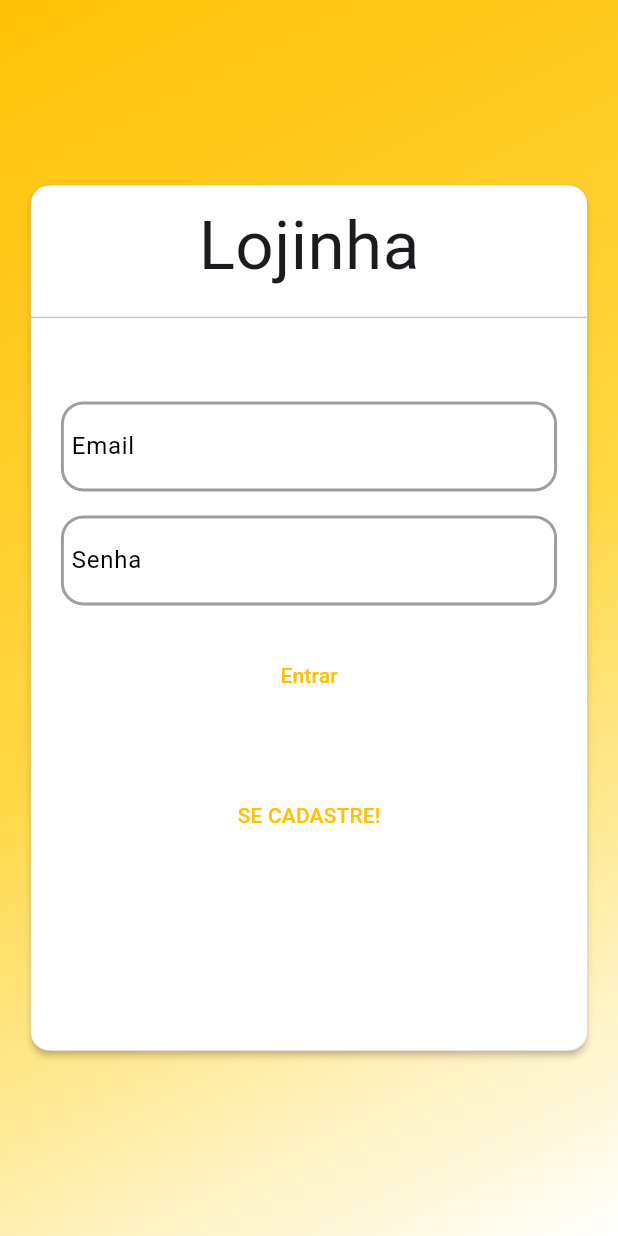
After one commit to RiqAnas/App-Produtos-Estados, a Flutter app: the Authpage screen opened directly, on a phone screen of 412 x 824 dp. The commit adds this screen. Run offline on Flutter 3.47's test engine with Material 3 defaults, Android fonts, the phone set to English and light mode, and no system bars; our stand-ins replace google_fonts; Roboto replaces fonts that are missing (Alexandria).

Commit message:
Adicionada autenticação, (model Auth, AuthForm, AuthPage, AuthExceptions) com formulário e métodos de login e cadastro, além de nova rota inicial para determinar local de acess

```diff
--- a/lib/Components/appDrawer.dart
+++ b/lib/Components/appDrawer.dart
@@ -17,8 +17,9 @@ class Appdrawer extends StatelessWidget {
           ListTile(
             leading: Icon(Icons.shopping_bag_rounded),
             title: Text("Shopping"),
-            onTap: () =>
-                Navigator.of(context).pushReplacementNamed(Approutes.HOME),
+            onTap: () => Navigator.of(
+              context,
+            ).pushReplacementNamed(Approutes.AUTHORHOMEPAGE),
           ),
           ListTile(
             leading: Icon(Icons.view_list_rounded),
--- /dev/null
+++ b/lib/Components/authForm.dart
@@ -0,0 +1,263 @@
+import 'package:appprodutosestados/Components/formFieldDecoration.dart';
+import 'package:appprodutosestados/Models/auth.dart';
+import 'package:appprodutosestados/exceptions/authException.dart';
+import 'package:flutter/material.dart';
+import 'package:provider/provider.dart';
+
+enum AuthMode { SignUp, Login }
+
+class Authform extends StatefulWidget {
+  @override
+  State<Authform> createState() => _AuthformState();
+}
+
+class _AuthformState extends State<Authform> {
+  AuthMode _authMode = AuthMode.Login;
+
+  final _passwordController = TextEditingController();
+  final _formKey = GlobalKey<FormState>();
+
+  //bools borders--------------
+  bool _emailError = false;
+  bool _passwordError = false;
+  bool _rPasswordError = false;
+  //---------------------------
+
+  bool _isLoading = false;
+  bool _isLogin() => _authMode == AuthMode.Login;
+  bool _isSignUp() => _authMode == AuthMode.SignUp;
+
+  void _showErrorDialog(String msg) {
+    showDialog(
+      context: context,
+      builder: (context) => AlertDialog(
+        title: Text('Ocorreu um erro'),
+        content: Text(msg),
+        actions: [
+          TextButton(
+            onPressed: Navigator.of(context).pop,
+            child: Text("Fechar"),
+          ),
+        ],
+      ),
+    );
+  }
+
+  void _switchAuthMode() {
+    setState(() {
+      if (_isLogin()) {
+        _authMode = AuthMode.SignUp;
+      } else {
+        _authMode = AuthMode.Login;
+      }
+    });
+  }
+
+  Map<String, String> _authData = {'email': '', 'password': ''};
+
+  Future<void> _submit() async {
+    final _isValid = _formKey.currentState?.validate() ?? false;
+
+    if (!_isValid) {
+      return;
+    }
+
+    setState(() {
+      _isLoading = true;
+    });
+
+    _formKey.currentState?.save();
+
+    Auth auth = Provider.of<Auth>(context, listen: false);
+
+    try {
+      if (_isLogin()) {
+        await auth.login(_authData['email']!, _authData['password']!);
+      } else {
+        await auth.signUp(_authData['email']!, _authData['password']!);
+      }
+    } on Authexception catch (error) {
+      _showErrorDialog(error.toString());
+    }
+
+    setState(() {
+      _isLoading = false;
+    });
+  }
+
+  @override
+  Widget build(BuildContext context) {
+    final deviceSize = MediaQuery.of(context).size;
+    // TODO: implement build
+    return Container(
+      decoration: BoxDecoration(
+        color: Colors.white,
+        borderRadius: BorderRadius.circular(15),
+      ),
+      height: _isLogin() ? deviceSize.height * 0.7 : deviceSize.height * 0.80,
+      width: deviceSize.width * 0.90,
+      child: Column(
+        mainAxisAlignment: MainAxisAlignment.start,
+        crossAxisAlignment: CrossAxisAlignment.center,
+        children: [
+          Padding(
+            padding: const EdgeInsets.symmetric(vertical: 8.0),
+            child: Container(
+              //serve para girar um container específico
+              /* transform: Matrix4.rotationZ(-8 * pi / 180)
+                              ..translateByDouble(-1, -1, -1, -1),*/
+              child: Text("Lojinha", style: TextStyle(fontSize: 45)),
+            ),
+          ),
+          Divider(),
+          Padding(
+            padding: const EdgeInsets.all(20.0),
+            child: Padding(
+              padding: const EdgeInsets.symmetric(vertical: 20.0),
+              //-----------------------------------------------------------
+              child: Form(
+                key: _formKey,
+                child: Column(
+                  children: [
+                    //Email ------------------------------
+                    Formfielddecoration(
+                      error: _emailError,
+                      child: TextFormField(
+                        cursorColor: Colors.black,
+                        cursorErrorColor: Colors.red,
+                        keyboardType: TextInputType.emailAddress,
+                        decoration: InputDecoration(
+                          border: InputBorder.none,
+                          labelText: "Email",
+                          labelStyle: TextStyle(
+                            color: _emailError ? Colors.red : Colors.black,
+                          ),
+                          errorStyle: TextStyle(color: Colors.red),
+                        ),
+                        onSaved: (email) => _authData['email'] = email ?? '',
+                        validator: (_email) {
+                          final email = _email ?? '';
+                          bool error = false;
+                          String? errormsg;
+                          if (_isSignUp()) {
+                            if (email.trim().isEmpty || !email.contains('@')) {
+                              error = true;
+                              errormsg = 'Email inválido.';
+                            }
+                          }
+                          setState(() {
+                            _emailError = error;
+                          });
+                          return errormsg;
+                        },
+                      ),
+                    ),
+
+                    //Senha --------------------------------
+                    Formfielddecoration(
+                      error: _passwordError,
+                      child: TextFormField(
+                        cursorColor: Colors.black,
+                        cursorErrorColor: Colors.red,
+                        obscureText: true,
+                        decoration: InputDecoration(
+                          border: InputBorder.none,
+                          labelText: "Senha",
+                          labelStyle: TextStyle(
+                            color: _passwordError ? Colors.red : Colors.black,
+                          ),
+                          errorStyle: TextStyle(color: Colors.red),
+                        ),
+                        onSaved: (password) =>
+                            _authData['password'] = password ?? '',
+                        controller: _passwordController,
+                        validator: (_password) {
+                          final password = _password ?? '';
+                          bool error = false;
+                          String? errormsg;
+                          if (_isSignUp()) {
+                            if (password.isEmpty && password.length < 5) {
+                              error = true;
+                              errormsg = 'Senha não pode ser vazia.';
+                            } else if (password.length <= 5) {
+                              error = true;
+                              errormsg =
+                                  'Senha precisa ser maior que 5 caracteres.';
+                            }
+                          }
+
+                          setState(() {
+                            _passwordError = error;
+                          });
+                          return errormsg;
+                        },
+                      ),
+                    ),
+
+                    //Confirmar Senha ------------------
+                    if (_isSignUp())
+                      Formfielddecoration(
+                        error: _rPasswordError,
+                        child: TextFormField(
+                          cursorColor: Colors.black,
+                          cursorErrorColor: Colors.red,
+                          obscureText: true,
+                          decoration: InputDecoration(
+                            border: InputBorder.none,
+                            labelText: "Confirmar senha",
+                            labelStyle: TextStyle(
+                              color: _rPasswordError
+                                  ? Colors.red
+                                  : Colors.black,
+                            ),
+                            errorStyle: TextStyle(color: Colors.red),
+                          ),
+                          validator: _isLogin()
+                              ? null
+                              : (_password) {
+                                  final password = _password ?? '';
+                                  bool error = false;
+                                  String? errormsg;
+                                  if (password != _passwordController.text) {
+                                    error = true;
+                                    errormsg = 'Senhas precisam ser iguais.';
+                                  }
+                                  setState(() {
+                                    _rPasswordError = error;
+                                  });
+                                  return errormsg;
+                                },
+                        ),
+                      ),
+                    SizedBox(height: 15),
+                    _isLoading
+                        ? CircularProgressIndicator(
+                            color: Theme.of(context).primaryColor,
+                          )
+                        : TextButton(
+                            onPressed: _submit,
+                            child: Text(
+                              _isLogin() ? "Entrar" : "Cadastrar",
+                              style: TextStyle(
+                                color: Theme.of(context).primaryColor,
+                              ),
+                            ),
+                          ),
+                    SizedBox(height: 45),
+                    TextButton(
+                      onPressed: _switchAuthMode,
+                      child: Text(
+                        _isLogin() ? "SE CADASTRE!" : "VOLTAR",
+                        style: TextStyle(color: Theme.of(context).primaryColor),
+                      ),
+                    ),
+                  ],
+                ),
+              ),
+            ),
+          ),
+        ],
+      ),
+    );
+  }
+}
--- /dev/null
+++ b/lib/Components/formFieldDecoration.dart
@@ -0,0 +1,27 @@
+import 'package:flutter/material.dart';
+
+class Formfielddecoration extends StatelessWidget {
+  final Widget child;
+  final bool? error;
+
+  Formfielddecoration({required this.child, this.error});
+
+  @override
+  Widget build(BuildContext context) {
+    // TODO: implement build
+    return Padding(
+      padding: EdgeInsetsGeometry.symmetric(vertical: 8),
+      child: Container(
+        decoration: BoxDecoration(
+          borderRadius: BorderRadius.circular(15),
+          border: BoxBorder.all(
+            color: !error! ? Colors.grey : Colors.red,
+            width: 2,
+          ),
+        ),
+        child: child,
+        padding: EdgeInsets.symmetric(horizontal: 5),
+      ),
+    );
+  }
+}
--- /dev/null
+++ b/lib/Models/auth.dart
@@ -0,0 +1,65 @@
+import 'dart:convert';
+
+import 'package:appprodutosestados/exceptions/authException.dart';
+import 'package:flutter/material.dart';
+import 'package:http/http.dart' as http;
+
+class Auth with ChangeNotifier {
+  String? _token;
+  String? _email;
+  String? _uid;
+  DateTime? _expiryDate;
+
+  bool get isAuth {
+    final isValid = _expiryDate!.isAfter(DateTime.now());
+    return _token != null && isValid;
+  }
+
+  String? get token {
+    return isAuth ? _token : null;
+  }
+
+  String? get email {
+    return isAuth ? _email : null;
+  }
+
+  String? get uid {
+    return isAuth ? _uid : null;
+  }
+
+  Future<void> authenticate(String email, String password, String frag) async {
+    final String _url =
+        'https://identitytoolkit.googleapis.com/v1/accounts:$frag?key=AIzaSyC4ZwD_GnYmggfZlpvWOVg_VlWnB_m-0qs';
+    final response = await http.post(
+      Uri.parse(_url),
+      body: jsonEncode({
+        'email': email,
+        'password': password,
+        'returnSecureToken': true,
+      }),
+    );
+
+    final body = jsonDecode(response.body);
+
+    if (body['error'] != null) {
+      throw Authexception(body['error']['message']);
+    } else {
+      _token = body['idToken'];
+      _email = body['email'];
+      _uid = body['localid'];
+
+      _expiryDate = DateTime.now().add(
+        Duration(seconds: int.parse(body['expiresIn'])),
+      );
+      notifyListeners();
+    }
+  }
+
+  Future<void> signUp(String email, String password) async {
+    return authenticate(email, password, 'signUp');
+  }
+
+  Future<void> login(String email, String password) async {
+    return authenticate(email, password, 'signInWithPassword');
+  }
+}
--- /dev/null
+++ b/lib/Pages/authPage.dart
@@ -0,0 +1,38 @@
+import 'package:appprodutosestados/Components/authForm.dart';
+import 'package:flutter/material.dart';
+
+class Authpage extends StatelessWidget {
+  @override
+  Widget build(BuildContext context) {
+    // TODO: implement build
+    return Scaffold(
+      body: Stack(
+        children: [
+          Container(
+            decoration: BoxDecoration(
+              gradient: LinearGradient(
+                colors: [Colors.amber, Colors.amberAccent, Colors.white],
+                begin: AlignmentGeometry.topLeft,
+                end: AlignmentGeometry.bottomRight,
+              ),
+            ),
+          ),
+          Padding(
+            padding: const EdgeInsets.all(8.0),
+            child: Center(
+              child: SingleChildScrollView(
+                child: Card(elevation: 2, child: Authform()),
+              ),
+            ),
+          ),
+        ],
+      ),
+    );
+  }
+}
+
+
+//o .. é um cascate operator,
+//serve para realizar multíplas funções retornando o mesmo tipo da primeira
+//(ex: num list..add(x)..add(y)..add(z) será retornado o tipo list), podendo ser realizados vários
+//em cascata
--- a/lib/Utils/appRoutes.dart
+++ b/lib/Utils/appRoutes.dart
@@ -1,5 +1,5 @@
 class Approutes {
-  static const HOME = '/';
+  static const AUTHORHOMEPAGE = '/';
   static const ORDERS = '/orders';
   static const ITEMPRODUCT = '/itemproduct';
   static const CART = '/cart';
--- /dev/null
+++ b/lib/exceptions/authException.dart
@@ -0,0 +1,21 @@
+class Authexception implements Exception {
+  final String key;
+
+  static const Map<String, String> errors = {
+    'EMAIL_EXISTS': 'Email já cadastrado',
+    'OPERATION_NOT_ALLOWED': 'Operação não permitida',
+    'TOO_MANY_ATTEMPTS_TRY_LATER':
+        'algo deu errado, tente novamente mais tarde',
+    'EMAIL_NOT_FOUND': 'Email não encontrado',
+    'INVALID_PASSWORD': 'Senha incorreta',
+    'USER_DISABLED': 'Usuário desabilitado',
+  };
+
+  Authexception(this.key);
+
+  @override
+  String toString() {
+    // TODO: implement toString
+    return errors[key] ?? 'Ocorreu um erro no processo de autenticação';
+  }
+}
--- a/lib/main.dart
+++ b/lib/main.dart
@@ -1,6 +1,9 @@
+import 'package:appprodutosestados/Models/auth.dart';
 import 'package:appprodutosestados/Models/cart.dart';
 import 'package:appprodutosestados/Models/orderList.dart';
 import 'package:appprodutosestados/Models/productList.dart';
+import 'package:appprodutosestados/Pages/authOrHomePage.dart';
+import 'package:appprodutosestados/Pages/authPage.dart';
 import 'package:appprodutosestados/Pages/cartPage.dart';
 import 'package:appprodutosestados/Pages/ordersPage.dart';
 import 'package:appprodutosestados/Pages/productDetailPage.dart';
@@ -29,6 +32,7 @@ class MyApp extends StatelessWidget {
         ChangeNotifierProvider(create: (_) => ProductList()),
         ChangeNotifierProvider(create: (_) => Cart()),
         ChangeNotifierProvider(create: (_) => Orderlist()),
+        ChangeNotifierProvider(create: (_) => Auth()),
       ],
       child: MaterialApp(
         title: "app Loja",
@@ -39,7 +43,7 @@ class MyApp extends StatelessWidget {
         debugShowCheckedModeBanner: false,
         initialRoute: '/',
         routes: {
-          Approutes.HOME: (ctx) => Productsoverviewpage(),
+          Approutes.AUTHORHOMEPAGE: (ctx) => Authorhomepage(),
           Approutes.ITEMPRODUCT: (ctx) => Productdetailpage(),
           Approutes.CART: (ctx) => Cartpage(),
           Approutes.ORDERS: (ctx) => Orderspage(),
```
Also changed, not shown: lib/Pages/authOrHomePage.dart (added, +13 -0 lines), lib/Pages/productFormPage.dart (+57 -35 lines).
